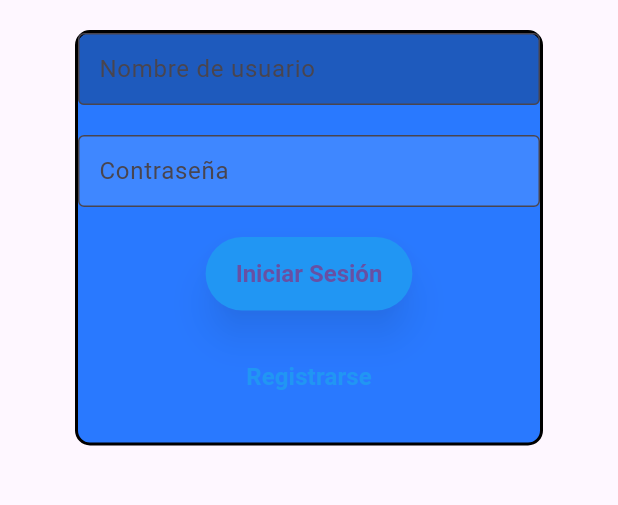
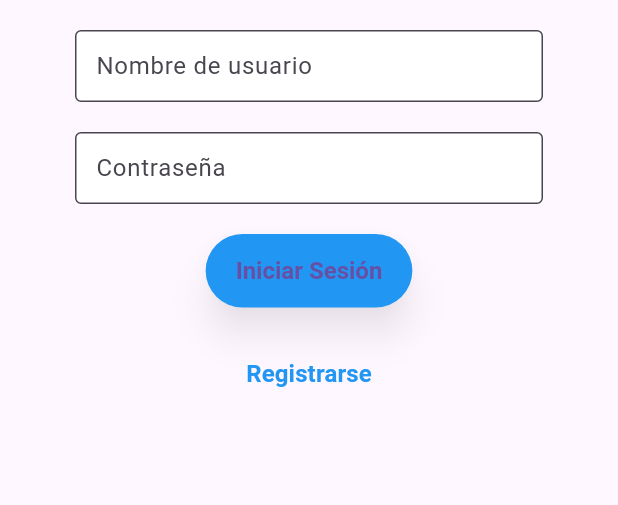
Before and after one commit to Fabian32f/biciqrapp, a Flutter app: the screen it shows after launch, after a tap on "Inicio", on a phone screen of 412 x 824 dp, the part 414-919 px from its top. Run offline on Flutter 3.47's test engine with Material 3 defaults, Android fonts, the phone set to English and light mode, and no system bars; our stand-ins replace cloud_firestore, firebase_core, firebase_storage, form_validator, image_gallery_saver, image_picker and 2 more; missing offline and left inert: qr_code_scanner; accounts and stored records are empty.

Commit message:
correcion login2

```diff
--- a/lib/screens/login_screen.dart
+++ b/lib/screens/login_screen.dart
@@ -81,20 +81,13 @@ class _LoginScreenState extends State<LoginScreen> {
                   padding: EdgeInsets.symmetric(horizontal: 50.0), // 20 cm (200 dp) padding on each side
                   child: Center(
                     child: Container(
-                      decoration: BoxDecoration(
-                        borderRadius: BorderRadius.circular(10.0), // Ejemplo de radio de 10 píxeles
-                        border: Border.all(
-                          color: Colors.black, // Ejemplo de color azul
-                          width: 2.0,
-                        ),
-                        color: Colors.blueAccent[400], // Ejemplo de color
-                      ),
+
                       child: Column(
                         children: <Widget>[
                           _buildTextField(
                             controller: _usernameController,
                             label: 'Nombre de usuario',
-                            fillColor: Colors.black26,
+                            fillColor: Colors.white,
                             validator: (value) {
                               if (value == null || value.isEmpty) {
                                 return 'Ingresa un nombre de usuario';
@@ -106,7 +99,7 @@ class _LoginScreenState extends State<LoginScreen> {
                           _buildTextField(
                             controller: _passwordController,
                             label: 'Contraseña',
-                            fillColor: Colors.white10,
+                            fillColor: Colors.white,
                             obscureText: true,
                             validator: (value) {
                               if (value == null || value.isEmpty) {
```
